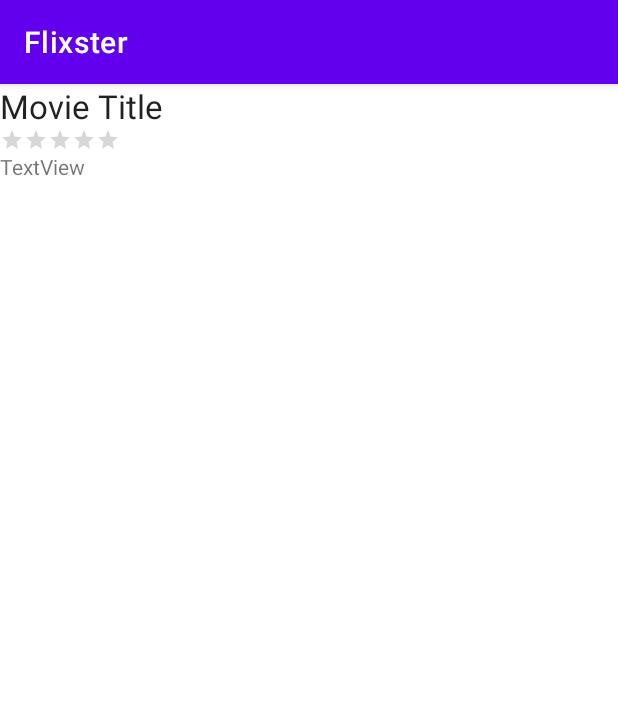
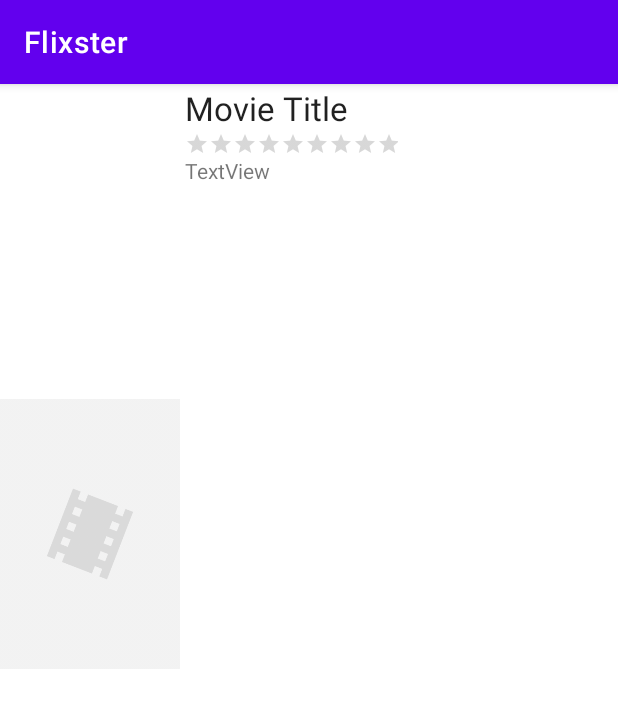
Before and after one commit to sguan12-mu/flixster, an Android app: the MovieDetailsActivity screen opened directly, with no data from a screen before it, on a phone screen of 412 x 824 dp. Shown: the top 708 px of the screen. Run offline under Robolectric (Android 15) with nearby library versions, the phone set to English and light mode, and no system bars; libraries missing offline, so code that uses them is left out: org.parceler; pictures from the network do not load; 6 statements that could not run were skipped.

```diff
--- a/app/build.gradle
+++ b/app/build.gradle
@@ -13,6 +13,10 @@ android {
         versionName "1.0"
 
         testInstrumentationRunner "androidx.test.runner.AndroidJUnitRunner"
+    }
+
+    buildFeatures {
+        viewBinding true
     }
 
     buildTypes {
--- a/app/src/main/java/com/example/flixster/MovieDetailsActivity.java
+++ b/app/src/main/java/com/example/flixster/MovieDetailsActivity.java
@@ -2,12 +2,19 @@ package com.example.flixster;
 
 import androidx.appcompat.app.AppCompatActivity;
 
+import android.content.Context;
+import android.content.res.Configuration;
 import android.os.Bundle;
+import android.renderscript.ScriptGroup;
 import android.util.Log;
+import android.view.View;
+import android.widget.ImageView;
 import android.widget.RatingBar;
 import android.widget.TextView;
 
+import com.bumptech.glide.Glide;
 import com.example.flixster.R;
+import com.example.flixster.databinding.ActivityMovieDetailsBinding;
 import com.example.flixster.models.Movie;
 
 import org.parceler.Parcels;
@@ -16,31 +23,38 @@ public class MovieDetailsActivity extends AppCompatActivity {
     // the movie to display
     Movie movie;
 
-    // the view objects
-    TextView tvTitle;
-    TextView tvOverview;
-    RatingBar rbVoteAverage;
+    // declare view binding
+    ActivityMovieDetailsBinding activityMovieDetailsBinding;
 
     @Override
     protected void onCreate(Bundle savedInstanceState) {
         super.onCreate(savedInstanceState);
-        setContentView(R.layout.activity_movie_details);
 
-        // resolve the view objects
-        tvTitle = (TextView) findViewById(R.id.tvTitle);
-        tvOverview = (TextView) findViewById(R.id.tvOverview);
-        rbVoteAverage = (RatingBar) findViewById(R.id.rbVoteAverage);
+        activityMovieDetailsBinding = ActivityMovieDetailsBinding.inflate(getLayoutInflater());
+        View view = activityMovieDetailsBinding.getRoot();
+        setContentView(view);
 
         // unwrap the movie passed in via intent, using its simple name as a key
         movie = (Movie) Parcels.unwrap(getIntent().getParcelableExtra(Movie.class.getSimpleName()));
         Log.d("MovieDetailsActivity", String.format("Showing details for '%s'", movie.getTitle()));
 
         // set the title and overview
-        tvTitle.setText(movie.getTitle());
-        tvOverview.setText(movie.getOverview());
+        activityMovieDetailsBinding.tvTitle.setText(movie.getTitle());
+        activityMovieDetailsBinding.tvOverview.setText(movie.getOverview());
+
+        // set movie poster
+        String imageUrl;
+        // if phone is landscape
+        if (this.getResources().getConfiguration().orientation == Configuration.ORIENTATION_LANDSCAPE) {
+            imageUrl = movie.getBackdropPath();
+            Glide.with(this).load(imageUrl).placeholder(R.drawable.flicks_backdrop_placeholder).into(activityMovieDetailsBinding.ivPoster);
+        } else {
+            imageUrl = movie.getPosterPath();
+            Glide.with(this).load(imageUrl).placeholder(R.drawable.flicks_movie_placeholder).into(activityMovieDetailsBinding.ivPoster);
+        }
 
         // vote average is 0..10, convert to 0..5 by dividing by 2
         float voteAverage = movie.getVoteAverage().floatValue();
-        rbVoteAverage.setRating(voteAverage / 2.0f);
+        activityMovieDetailsBinding.rbVoteAverage.setRating(voteAverage / 2.0f);
     }
 }
--- a/app/src/main/java/com/example/flixster/adapters/MovieAdapter.java
+++ b/app/src/main/java/com/example/flixster/adapters/MovieAdapter.java
@@ -79,11 +79,11 @@ public class MovieAdapter extends RecyclerView.Adapter<MovieAdapter.ViewHolder>
             // if phone is landscape
             if (context.getResources().getConfiguration().orientation == Configuration.ORIENTATION_LANDSCAPE) {
                 imageUrl = movie.getBackdropPath();
+                Glide.with(context).load(imageUrl).placeholder(R.drawable.flicks_backdrop_placeholder).into(ivPoster);
             } else {
                 imageUrl = movie.getPosterPath();
+                Glide.with(context).load(imageUrl).placeholder(R.drawable.flicks_movie_placeholder).into(ivPoster);
             }
-
-            Glide.with(context).load(imageUrl).placeholder(R.drawable.flicks_movie_placeholder).into(ivPoster);
         }
 
         @Override
--- a/app/src/main/res/layout/activity_movie_details.xml
+++ b/app/src/main/res/layout/activity_movie_details.xml
@@ -5,37 +5,55 @@
     android:layout_width="match_parent"
     android:layout_height="match_parent">
 
+    <ImageView
+        android:id="@+id/ivPoster"
+        android:layout_width="120dp"
+        android:layout_height="wrap_content"
+        android:layout_alignParentTop="true"
+        android:layout_alignParentBottom="false"
+        tools:srcCompat="@tools:sample/avatars" />
+
     <TextView
         android:id="@+id/tvTitle"
-        android:layout_width="wrap_content"
+        android:layout_width="288dp"
         android:layout_height="wrap_content"
-        android:layout_alignParentLeft="true"
         android:layout_alignParentStart="true"
+        android:layout_alignParentLeft="false"
         android:layout_alignParentTop="true"
+        android:layout_alignParentEnd="true"
+        android:layout_alignParentRight="true"
+        android:layout_marginStart="123dp"
+        android:layout_marginTop="1dp"
+        android:layout_marginEnd="1dp"
+        android:layout_marginRight="1dp"
         android:text="Movie Title"
-        android:textAppearance="@android:style/TextAppearance.Large"
-        android:layout_alignParentRight="true"
-        android:layout_alignParentEnd="true" />
+        android:textAppearance="@android:style/TextAppearance.Large" />
 
     <TextView
         android:id="@+id/tvOverview"
         android:layout_width="wrap_content"
         android:layout_height="wrap_content"
-        android:text="TextView"
         android:layout_below="@+id/rbVoteAverage"
-        android:layout_alignParentLeft="true"
         android:layout_alignParentStart="true"
+        android:layout_alignParentLeft="false"
+        android:layout_alignParentEnd="true"
         android:layout_alignParentRight="true"
-        android:layout_alignParentEnd="true" />
+        android:layout_marginStart="123dp"
+        android:layout_marginTop="0dp"
+        android:layout_marginEnd="1dp"
+        android:layout_marginRight="1dp"
+        android:text="TextView" />
 
     <RatingBar
         android:id="@+id/rbVoteAverage"
         style="@style/Widget.AppCompat.RatingBar.Small"
-        android:layout_width="wrap_content"
+        android:layout_width="142dp"
         android:layout_height="wrap_content"
-        android:layout_alignParentLeft="true"
+        android:layout_below="@+id/tvTitle"
         android:layout_alignParentStart="true"
-        android:layout_below="@+id/tvTitle"
+        android:layout_alignParentLeft="false"
+        android:layout_marginStart="123dp"
+        android:layout_marginTop="1dp"
         android:numStars="5"
         android:stepSize="0.5" />
 </RelativeLayout>
```
Also changed, not shown: app/src/main/res/drawable/flicks_backdrop_placeholder.png (added).
